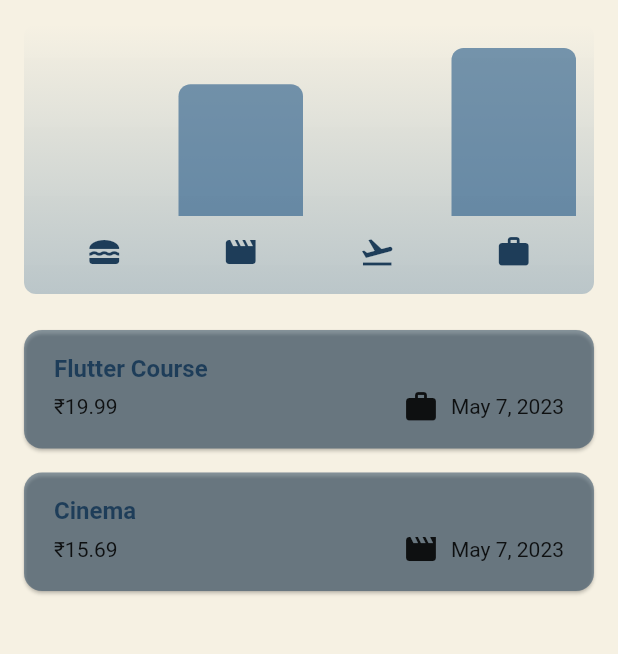
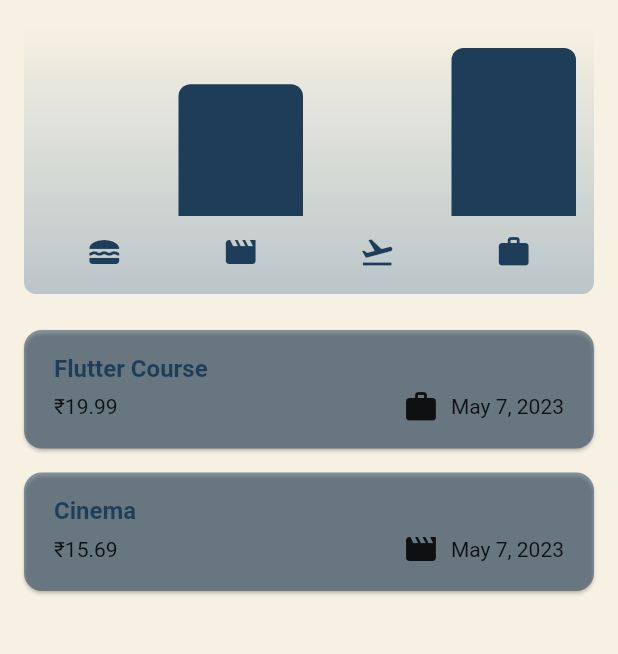
Before and after one commit to darkCoder001/Tracker, a Flutter app: the screen it shows after launch, on a phone screen of 412 x 824 dp, the part 84-738 px from its top. Run offline on Flutter 3.47's test engine with Material 2 defaults, Android fonts, the phone set to English and light mode, and no system bars.

Commit message:
Colour Combinations sorted

```diff
--- a/lib/widgets/chart/chart_bar.dart
+++ b/lib/widgets/chart/chart_bar.dart
@@ -23,8 +23,8 @@ class ChartBar extends StatelessWidget {
               borderRadius:
                   const BorderRadius.vertical(top: Radius.circular(8)),
               color: isDarkMode
-                  ? Theme.of(context).colorScheme.secondary
-                  : Theme.of(context).colorScheme.primary.withOpacity(0.65),
+                  ? const Color(0xFFf3ca20)
+                  : Color(0xFF1e3d59),
             ),
           ),
         ),
```
